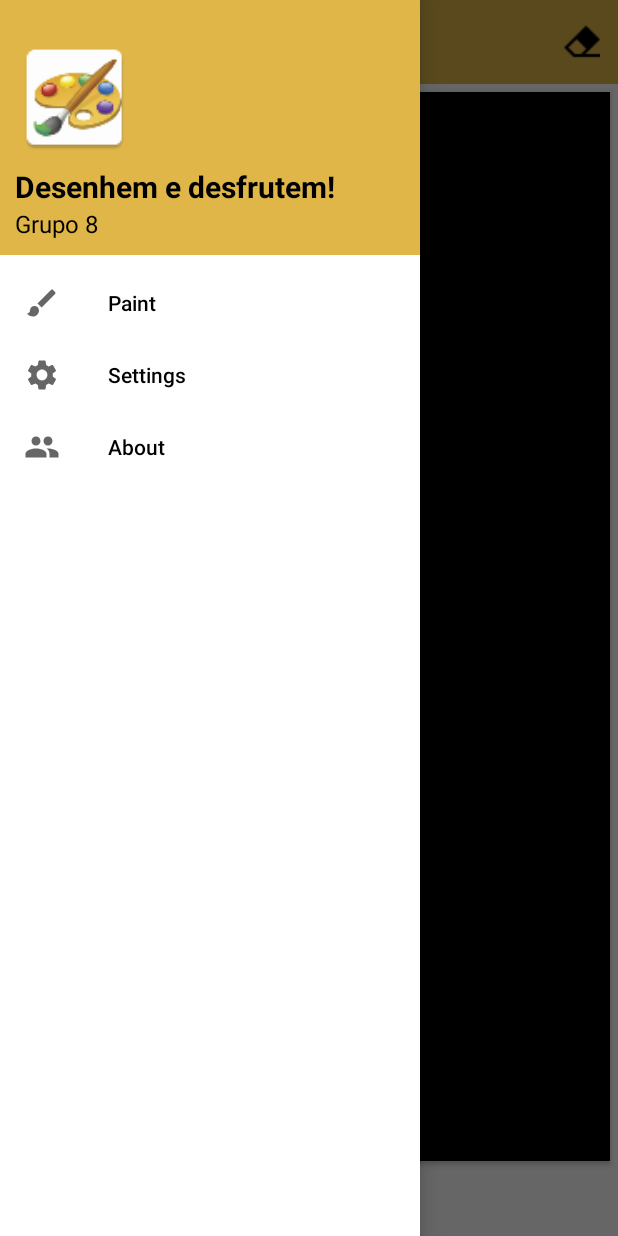
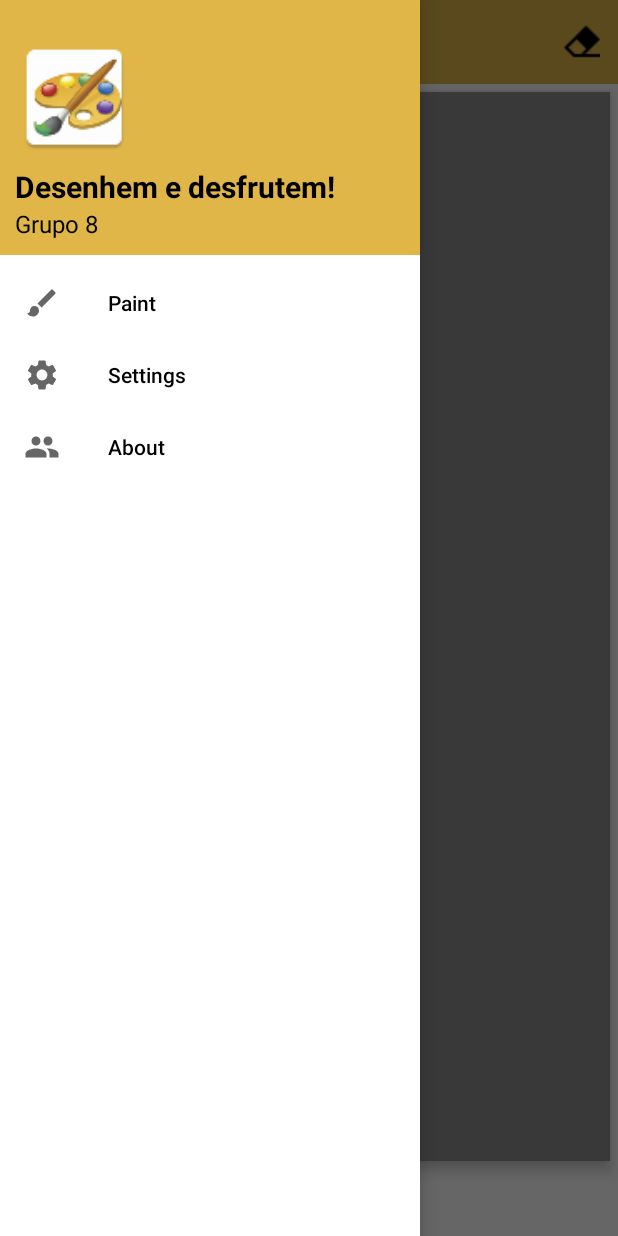
Before and after one commit to DuarteOlival99/Paint-grupo8, an Android app: the screen it shows after launch (MainActivity), with the side drawer open, on a phone screen of 412 x 824 dp. Run offline under Robolectric (Android 15) with nearby library versions, the phone set to English and light mode, and no system bars; our stand-ins replace ButterKnife; libraries missing offline, so code that uses them is left out: yuku.ambilwarna.

Commit message:
last update

```diff
--- a/app/src/main/java/com/example/paint/data/local/list/ListStorage.kt
+++ b/app/src/main/java/com/example/paint/data/local/list/ListStorage.kt
@@ -1,12 +1,13 @@
 package com.example.paint.data.local.list
 
-import android.graphics.Color
+import android.util.Log
 import com.example.paint.R
 
 class ListStorage private constructor() {
 
     private var backgroundColor : Int? = null
-    private var brushColor = Color.BLACK
+    private var brushColor = R.color.colorPaint
+    private var paintColorDefault = true
 
     companion object {
 
@@ -34,6 +35,17 @@ class ListStorage private constructor() {
 
     fun setPincelColor(pincelColor: Int) {
         brushColor = pincelColor
+        paintColorDefault = false
+        Log.i("color storage set", brushColor.toString())
+    }
+
+    fun getPincelColor(): Int {
+        Log.i("color storage return", brushColor.toString())
+        return brushColor
+    }
+
+    fun getDefaultPincelColor(): Boolean {
+        return paintColorDefault
     }
 
 }
--- /dev/null
+++ b/app/src/main/java/com/example/paint/ui/fragments/CanvasFragment.kt
@@ -0,0 +1,36 @@
+package com.example.paint.ui.fragments
+
+import android.os.Bundle
+import android.view.LayoutInflater
+import android.view.View
+import android.view.ViewGroup
+import androidx.fragment.app.Fragment
+import com.example.paint.R
+import com.example.paint.ui.utils.MyCanvasView
+import com.example.paint.ui.viewmodels.viewmodels.AboutViewModel
+
+
+class CanvasFragment : Fragment() {
+
+    private lateinit var viewModel : AboutViewModel
+
+    override fun onCreate(savedInstanceState: Bundle?) {
+        super.onCreate(savedInstanceState)
+
+    }
+
+    override fun onCreateView(
+        inflater: LayoutInflater, container: ViewGroup?,
+        savedInstanceState: Bundle?
+    ): View? {
+        // Inflate the layout for this fragment
+
+        val myCanvasView = MyCanvasView(activity!!.applicationContext)
+        // myCanvasView.systemUiVisibility = SYSTEM_UI_FLAG_FULLSCREEN
+        myCanvasView.contentDescription = getString(R.string.canvasContentDescription)
+
+        return myCanvasView
+    }
+
+
+}
--- a/app/src/main/java/com/example/paint/ui/fragments/PaintFragment.kt
+++ b/app/src/main/java/com/example/paint/ui/fragments/PaintFragment.kt
@@ -1,28 +1,25 @@
 package com.example.paint.ui.fragments
 
-import android.content.Context
 import android.graphics.Color
-import android.opengl.Visibility
 import android.os.Bundle
 import android.preference.PreferenceManager
 import android.util.Log
 import android.view.*
-import android.widget.Button
-import android.widget.Toast
+import androidx.appcompat.app.AppCompatActivity
 import androidx.fragment.app.Fragment
+import androidx.fragment.app.FragmentManager
 import androidx.lifecycle.ViewModelProviders
 import butterknife.ButterKnife
 import butterknife.OnClick
 import com.example.paint.R
 import com.example.paint.ui.viewmodels.viewmodels.PaintViewModel
 import kotlinx.android.synthetic.main.paint_fragment.*
-import kotlinx.android.synthetic.main.settings_fragment.*
 import yuku.ambilwarna.AmbilWarnaDialog
 
 class PaintFragment : Fragment() {
 
     private lateinit var viewModel : PaintViewModel
-    private var pincelColor = Color.BLACK
+    private var pincelColor = R.color.colorPaint
 
     override fun onCreateView(
         inflater: LayoutInflater, container: ViewGroup?,
@@ -35,9 +32,14 @@ class PaintFragment : Fragment() {
         return view
     }
 
-    override fun onStart() {
-        super.onStart()
-        //paint.setBackgroundColor(viewModel.getBackgroundColor()!!)
+    override fun onCreate(savedInstanceState: Bundle?) {
+        super.onCreate(savedInstanceState)
+
+        val canvasFragment : CanvasFragment = CanvasFragment()
+        val manager : FragmentManager = (activity as AppCompatActivity).supportFragmentManager
+        manager.beginTransaction()
+            .replace(R.id.paint_canvas, canvasFragment, canvasFragment.tag)
+            .commit()
 
     }
 
@@ -55,7 +57,7 @@ class PaintFragment : Fragment() {
 
     @OnClick(R.id.textView_brush_paint)
     fun onClickTextViewBrushPaint(view: View){
-        fragmentManager?.let { pincelChangeDialogFragment().show(childFragmentManager, "pincel change") }
+        fragmentManager?.let { PincelChangeDialogFragment().show(childFragmentManager, "pincel change") }
     }
 
     @OnClick(R.id.textView_color_paint)
@@ -88,37 +90,6 @@ class PaintFragment : Fragment() {
 
 
 
-
-
-
-
-
-
-
-
-
-
-
-
-
-
-
-
-
-
-
-
-
-
-
-
-
-
-
-
-
-
-
 //    override fun onCreateOptionsMenu(menu: Menu, inflater: MenuInflater) {
 //        inflater.inflate(R.menu.pincel_menu, menu);
 //        return super.onCreateOptionsMenu(menu, inflater)
--- /dev/null
+++ b/app/src/main/java/com/example/paint/ui/utils/MyCanvasView.kt
@@ -0,0 +1,118 @@
+package com.example.paint.ui.utils
+
+import android.content.Context
+import android.graphics.*
+import android.util.Log
+import android.view.MotionEvent
+import android.view.View
+import android.view.ViewConfiguration
+import androidx.core.content.res.ResourcesCompat
+import com.example.paint.R
+import com.example.paint.data.local.list.ListStorage
+import com.example.paint.ui.listeners.OnPincelColorChange
+
+private const val STROKE_WIDTH = 12f // has to be floats
+
+class MyCanvasView(context: Context) : View(context) {
+
+    private val storage = ListStorage.getInstance()
+    private lateinit var extraCanvas: Canvas
+    private lateinit var extraBitmap: Bitmap
+    private val backgroundColor = ResourcesCompat.getColor(resources, R.color.colorBackground, null)
+    private var drawColor = ResourcesCompat.getColor(resources, R.color.colorPaint, null)
+    //private var drawColor = storage.getPincelColor()
+    private var path = Path()
+
+    private var motionTouchEventX = 0f
+    private var motionTouchEventY = 0f
+
+    private var currentX = 0f
+    private var currentY = 0f
+
+    private val touchTolerance = ViewConfiguration.get(context).scaledTouchSlop
+
+    private lateinit var frame: Rect
+
+
+    override fun onTouchEvent(event: MotionEvent): Boolean {
+        motionTouchEventX = event.x
+        motionTouchEventY = event.y
+
+        when (event.action) {
+            MotionEvent.ACTION_DOWN -> touchStart()
+            MotionEvent.ACTION_MOVE -> touchMove()
+            MotionEvent.ACTION_UP -> touchUp()
+        }
+        return true
+    }
+
+    private fun touchMove() {
+        val dx = Math.abs(motionTouchEventX - currentX)
+        val dy = Math.abs(motionTouchEventY - currentY)
+        if (dx >= touchTolerance || dy >= touchTolerance) {
+            // QuadTo() adds a quadratic bezier from the last point,
+            // approaching control point (x1,y1), and ending at (x2,y2).
+            path.quadTo(currentX, currentY, (motionTouchEventX + currentX) / 2, (motionTouchEventY + currentY) / 2)
+            currentX = motionTouchEventX
+            currentY = motionTouchEventY
+            // Draw the path in the extra bitmap to cache it.
+            extraCanvas.drawPath(path, paint)
+        }
+        invalidate()
+    }
+
+    private fun touchStart() {
+        path.reset()
+        path.moveTo(motionTouchEventX, motionTouchEventY)
+        currentX = motionTouchEventX
+        currentY = motionTouchEventY
+    }
+
+    private fun touchUp() {
+        // Reset the path so it doesn't get drawn again.
+        path.reset()
+    }
+
+    // Set up the paint with which to draw.
+    private val paint = Paint().apply {
+        Log.i("pincel color", storage.getPincelColor().toString())
+
+        if (storage.getDefaultPincelColor()){
+            color = drawColor
+        }else{
+            color = storage.getPincelColor()
+        }
+
+
+        // Smooths out edges of what is drawn without affecting shape.
+        isAntiAlias = true
+        // Dithering affects how colors with higher-precision than the device are down-sampled.
+        isDither = true
+        style = Paint.Style.STROKE // default: FILL
+        strokeJoin = Paint.Join.ROUND // default: MITER
+        strokeCap = Paint.Cap.ROUND // default: BUTT
+        strokeWidth = STROKE_WIDTH // default: Hairline-width (really thin)
+    }
+
+    override fun onSizeChanged(width: Int, height: Int, oldWidth: Int, oldHeight: Int) {
+        super.onSizeChanged(width, height, oldWidth, oldHeight)
+        extraBitmap = Bitmap.createBitmap(width, height, Bitmap.Config.ARGB_8888)
+        extraCanvas = Canvas(extraBitmap)
+        extraCanvas.drawColor(backgroundColor)
+
+        //if (::extraBitmap.isInitialized) extraBitmap.recycle()
+
+        // Calculate a rectangular frame around the picture.
+        val inset = 40
+        frame = Rect(inset, inset, width - inset, height - inset)
+    }
+
+    override fun onDraw(canvas: Canvas) {
+        super.onDraw(canvas)
+        canvas.drawBitmap(extraBitmap, 0f, 0f, null)
+
+        // Draw a frame around the canvas.
+        //canvas.drawRect(frame, paint)
+    }
+
+}
--- a/app/src/main/res/layout/paint_fragment.xml
+++ b/app/src/main/res/layout/paint_fragment.xml
@@ -17,8 +17,8 @@
         android:layout_marginTop="5dp"
         android:layout_marginRight="5dp"
         android:layout_marginLeft="5dp"
-        android:elevation="2dp"
-        android:background="@color/black"
+        android:elevation="5dp"
+        android:background="@color/grey"
         android:layout_marginBottom="50dp"
         />
 
--- a/app/src/main/res/values/colors.xml
+++ b/app/src/main/res/values/colors.xml
@@ -3,6 +3,9 @@
     <color name="colorPrimary">#E0B649</color>
     <color name="colorPrimaryDark">#3700B3</color>
     <color name="colorAccent">#03DAC5</color>
+
+    <color name="colorBackground">#918F8E</color>
+    <color name="colorPaint">#FFFFEB3B</color>
 
     <color name="white">#FFFFFF</color>
     <color name="black">#000000</color>
@@ -10,6 +13,7 @@
     <color name="splashColor">#FDFDFE</color>
     <color name="background">#FFFFFF</color>
     <color name="textColor">#000000</color>
+    <color name="grey">#919191</color>
 
 
 </resources>
--- a/app/src/main/res/values/strings.xml
+++ b/app/src/main/res/values/strings.xml
@@ -35,6 +35,9 @@
     <string name="hello_world">Hello Square World!</string>
     <string name="pincel">Pincel</string>
     <string name="cor">Cor</string>
-    <string name="esperssura_do_pincel">Esperssura do pincel</string>
+    <string name="esperssura_do_pincel">Espessura do pincel</string>
+
+    <string name="canvasContentDescription">Mini Paint is a simple line drawing app.
+   Drag your fingers to draw. Rotate the phone to clear.</string>
 
 </resources>
```
Also changed, not shown: app/src/main/java/com/example/paint/ui/fragments/PincelChangeDialogFragment.kt (renamed from app/src/main/java/com/example/paint/ui/fragments/pincelChangeDialogFragment.kt, +22 -1 lines), app/src/main/java/com/example/paint/ui/listeners/OnPincelColorChange.kt (added, +9 -0 lines), app/src/main/java/com/example/paint/ui/utils/App.java (added, +20 -0 lines), app/src/main/res/layout/canvas_fragment.xml (added, +7 -0 lines).
